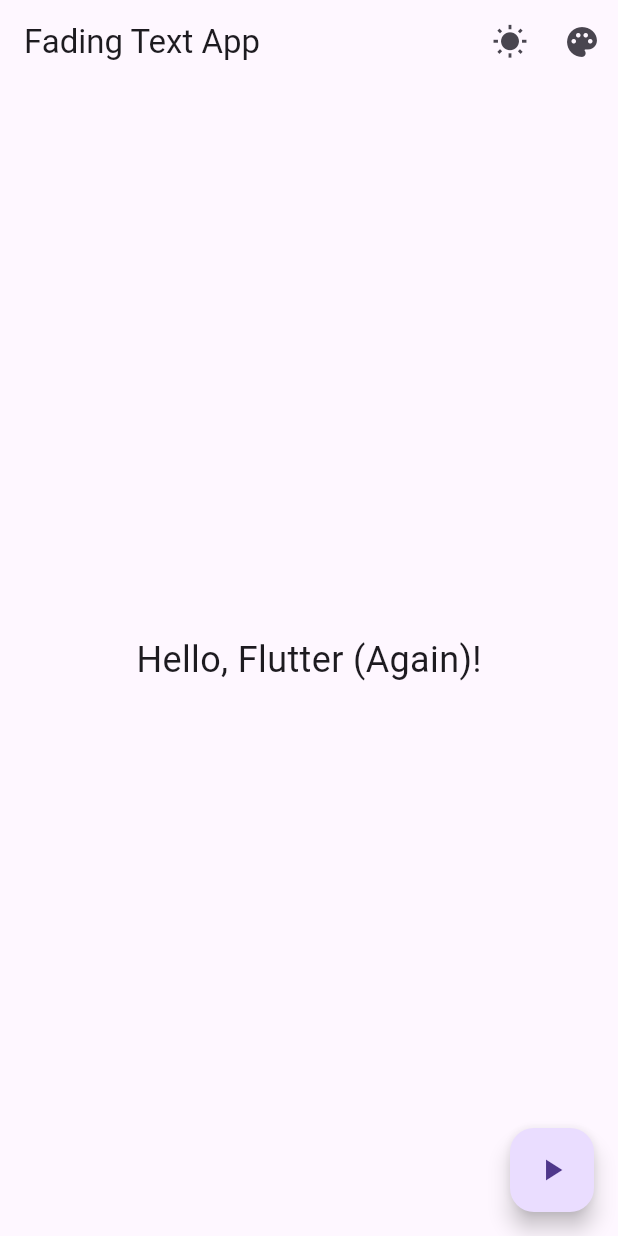
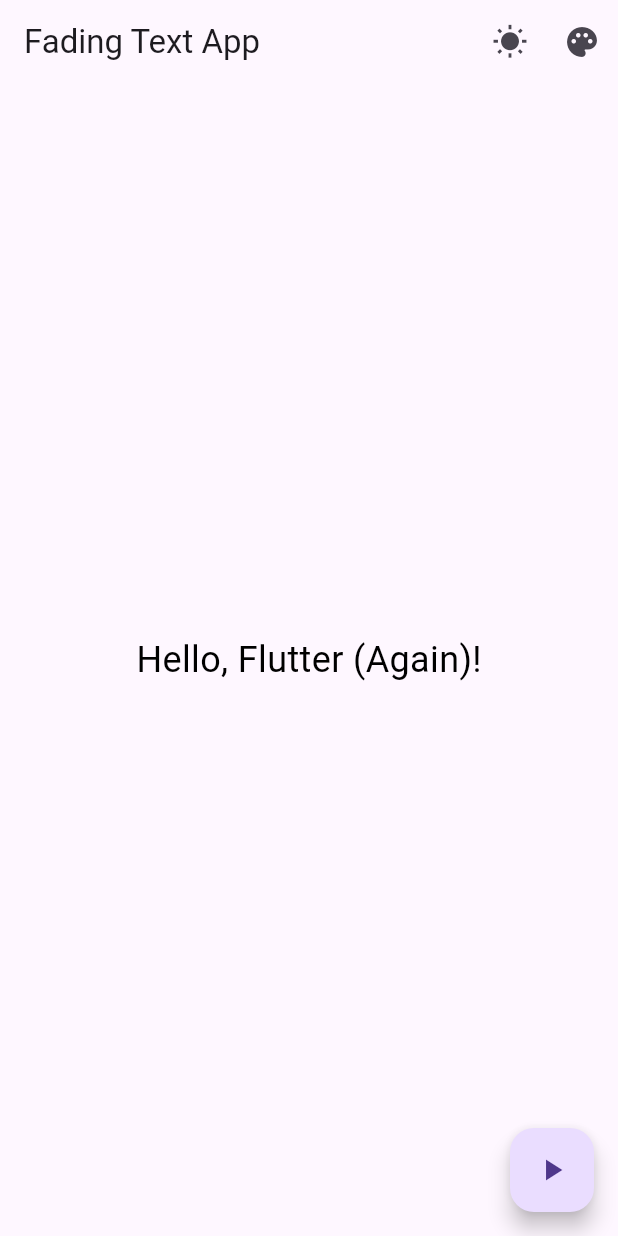
Before and after one commit to anguyen221/fading_text_app, a Flutter app: the screen it shows after launch, swiped to page 2, on a phone screen of 412 x 824 dp. Run offline on Flutter 3.47's test engine with Material 3 defaults, Android fonts, the phone set to English and light mode, and no system bars; our stand-ins replace flutter_colorpicker; network calls fail.

Commit message:
Bugfixing color picker

```diff
--- a/lib/main.dart
+++ b/lib/main.dart
@@ -46,29 +46,34 @@ class _FadingTextScreenState extends State<FadingTextScreen> {
   }
 
   void pickColor() {
+    Color tempColor = _textColor;
     showDialog(
       context: context,
       builder: (context) => AlertDialog(
         title: const Text('Pick a color'),
         content: SingleChildScrollView(
           child: ColorPicker(
-            pickerColor: _textColor,
+            pickerColor: tempColor,
             onColorChanged: (color) {
-              setState(() {
-                _textColor = color;
-              });
+              tempColor = color;
             },
           ),
         ),
         actions: [
           TextButton(
             child: const Text('Done'),
-            onPressed: () => Navigator.of(context).pop(),
+            onPressed: () {
+              setState(() {
+                _textColor = tempColor;
+              });
+              Navigator.of(context).pop();
+            },
           ),
         ],
       ),
     );
   }
+
 
   @override
   Widget build(BuildContext context) {
@@ -103,9 +108,9 @@ class _FadingTextScreenState extends State<FadingTextScreen> {
                       opacity: _isVisible ? 1.0 : 0.0,
                       duration: const Duration(seconds: 1),
                       curve: Curves.easeInOut,
-                      child: const Text(
+                      child: Text(
                         'Hello, Flutter!',
-                        style: TextStyle(fontSize: 24),
+                        style: TextStyle(fontSize: 24, color: _textColor),
                       ),
                     ),
                   ),
@@ -150,9 +155,9 @@ class _FadingTextScreenState extends State<FadingTextScreen> {
                 opacity: _isVisible ? 1.0 : 0.0,
                 duration: const Duration(seconds: 2),
                 curve: Curves.easeInOut,
-                child: const Text(
+                child: Text(
                   'Hello, Flutter (Again)!',
-                  style: TextStyle(fontSize: 24),
+                  style: TextStyle(fontSize: 24, color: _textColor),
                 ),
               ),
             ),
```
